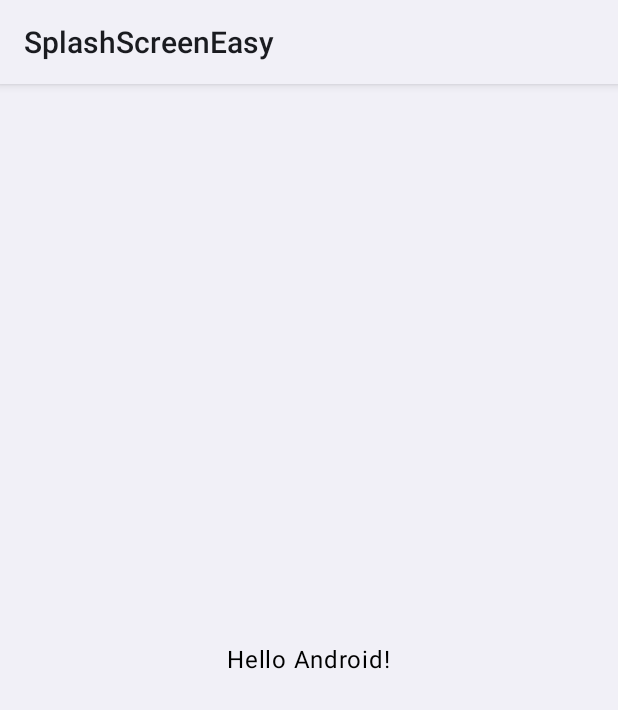
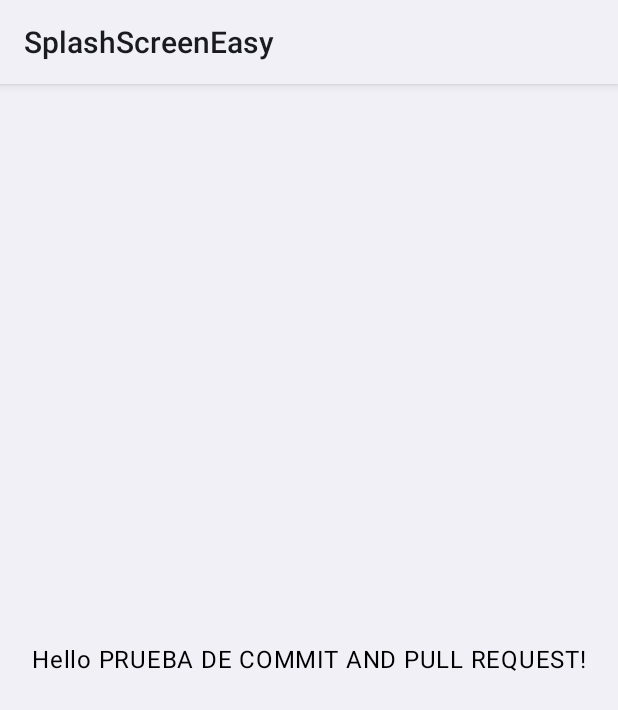
Before and after one commit to JMRoman77/SplashScreenEasy, an Android app built with Jetpack Compose: the screen it shows after launch (MainActivity), on a phone screen of 412 x 824 dp. Shown: the top 710 px of the screen. Run offline under Robolectric (Android 15) with nearby library versions, the phone set to English and light mode, and no system bars.

```diff
--- a/app/src/main/java/com/example/splashscreeneasy/MainActivity.kt
+++ b/app/src/main/java/com/example/splashscreeneasy/MainActivity.kt
@@ -26,7 +26,7 @@ class MainActivity : ComponentActivity() {
                     modifier = Modifier.fillMaxSize(),
                     contentAlignment = Alignment.Center
                 ) {
-                    Greeting("Android")
+                    Greeting("PRUEBA DE COMMIT AND PULL REQUEST")
                 }
             }
         }
```
